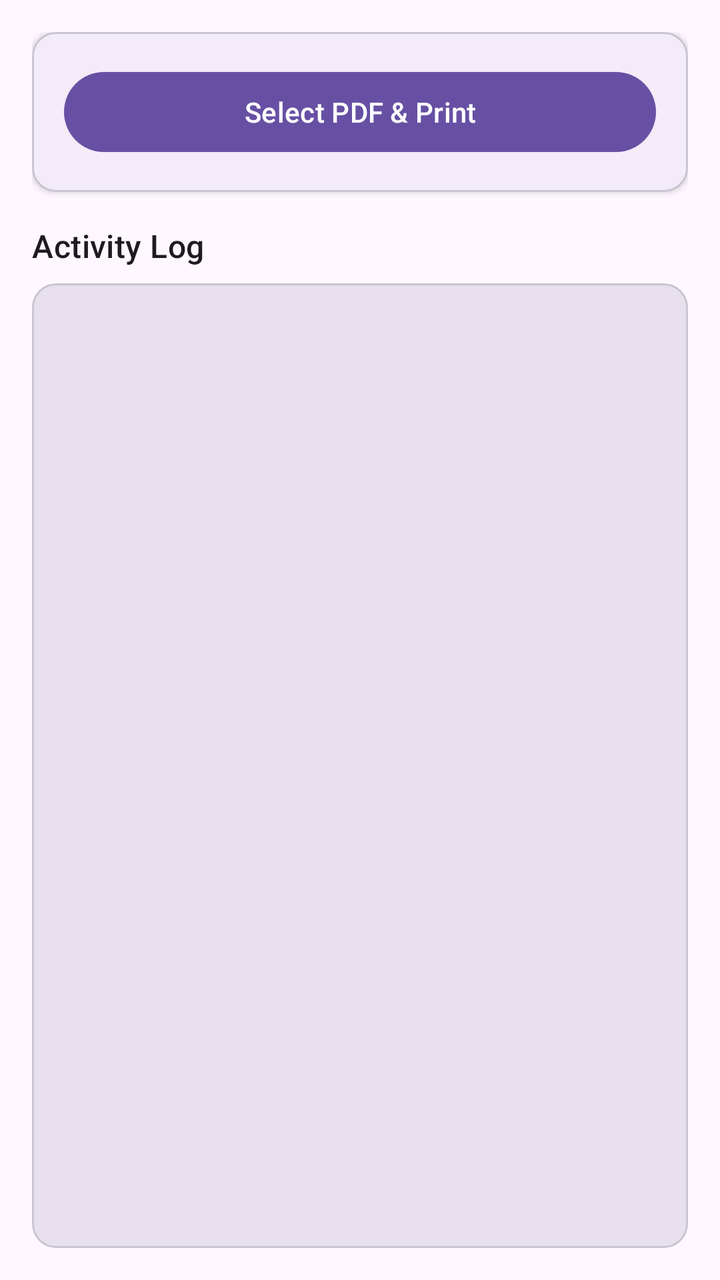
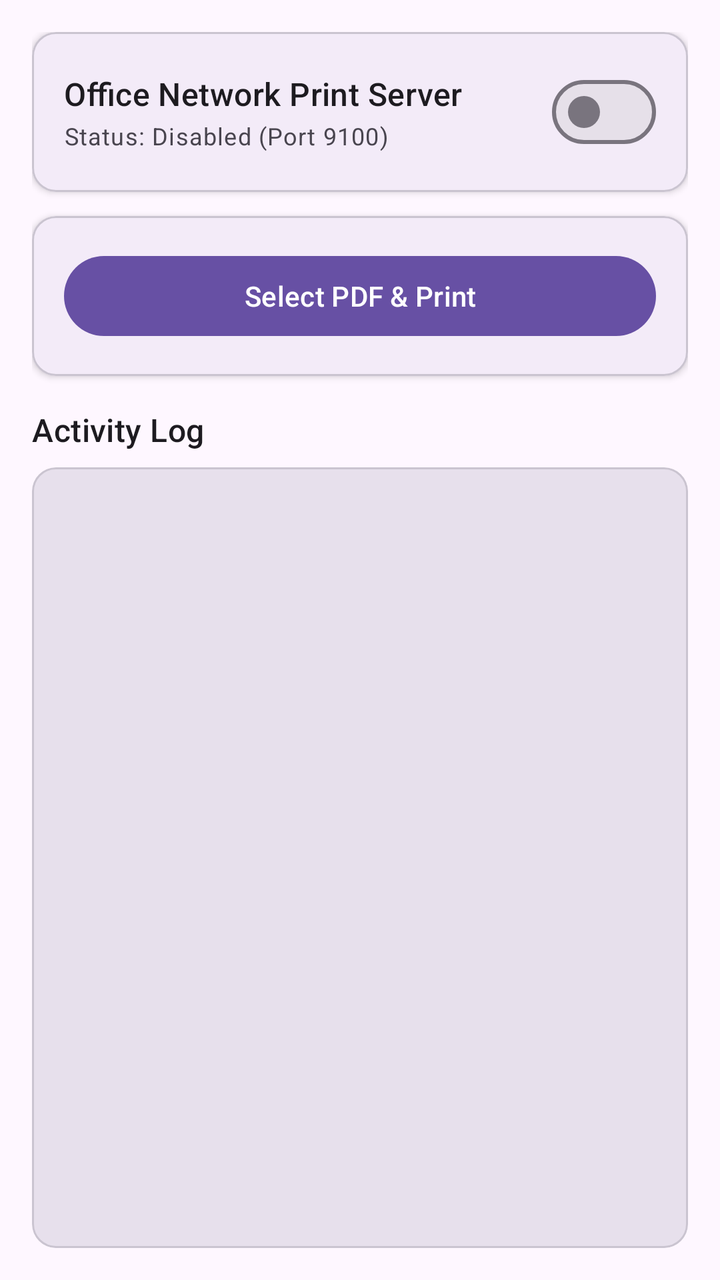

Compare the two renders of this Android layout. The source of the first and the diff that turns it into the second are given below.
<!-- AndroidManifest.xml: application theme Theme.RolloPrint -->
<!-- res/layout/activity_main.xml -->
<?xml version="1.0" encoding="utf-8"?>
<LinearLayout
    xmlns:android="http://schemas.android.com/apk/res/android"
    xmlns:app="http://schemas.android.com/apk/res-auto"
    xmlns:tools="http://schemas.android.com/tools"
    android:id="@+id/main"
    android:layout_width="match_parent"
    android:layout_height="match_parent"
    android:orientation="vertical"
    android:padding="16dp"
    android:background="?attr/colorSurface"
    tools:context=".MainActivity">

    <com.google.android.material.card.MaterialCardView
        android:id="@+id/cardTop"
        android:layout_width="match_parent"
        android:layout_height="wrap_content"
        android:layout_marginBottom="16dp"
        app:cardCornerRadius="12dp"
        app:cardElevation="2dp"
        app:strokeWidth="1dp"
        app:strokeColor="?attr/colorOutlineVariant">

        <LinearLayout
            android:layout_width="match_parent"
            android:layout_height="wrap_content"
            android:orientation="vertical"
            android:padding="16dp">

            <com.google.android.material.button.MaterialButton
                android:id="@+id/btnSelect"
                android:layout_width="match_parent"
                android:layout_height="wrap_content"
                android:text="@string/select_pdf_print" />
        </LinearLayout>
    </com.google.android.material.card.MaterialCardView>

    <TextView
        android:layout_width="wrap_content"
        android:layout_height="wrap_content"
        android:text="@string/logs_header"
        android:textAppearance="?attr/textAppearanceTitleMedium"
        android:textColor="?attr/colorOnSurface"
        android:layout_marginBottom="8dp" />

    <com.google.android.material.card.MaterialCardView
        android:layout_width="match_parent"
        android:layout_height="0dp"
        android:layout_weight="1"
        app:cardCornerRadius="12dp"
        app:cardElevation="0dp"
        app:strokeWidth="1dp"
        app:strokeColor="?attr/colorOutlineVariant">

        <ScrollView
            android:id="@+id/scrollView"
            android:layout_width="match_parent"
            android:layout_height="match_parent"
            android:background="?attr/colorSurfaceVariant"
            android:padding="8dp">

            <TextView
                android:id="@+id/tvLog"
                android:layout_width="match_parent"
                android:layout_height="wrap_content"
                android:fontFamily="monospace"
                android:text=""
                android:textColor="?attr/colorOnSurfaceVariant"
                android:textSize="12sp" />
        </ScrollView>
    </com.google.android.material.card.MaterialCardView>

</LinearLayout>
<!-- resources referenced by this layout -->
<resources>
  <string name="logs_header">Activity Log</string>
  <string name="select_pdf_print">Select PDF &amp; Print</string>
  <style name="Theme.RolloPrint" parent="Base.Theme.RolloPrint" />
  <style name="Base.Theme.RolloPrint" parent="Theme.Material3.DayNight.NoActionBar">
          
          <item name="android:windowLayoutInDisplayCutoutMode" tools:targetApi="p">shortEdges</item>
      </style>
</resources>

<!-- the commit's change to res/layout/activity_main.xml (unified diff, before → after) -->
@@ -10,6 +10,61 @@
     android:padding="16dp"
     android:background="?attr/colorSurface"
     tools:context=".MainActivity">
+
+    
+    <com.google.android.material.card.MaterialCardView
+        android:id="@+id/cardServer"
+        android:layout_width="match_parent"
+        android:layout_height="wrap_content"
+        android:layout_marginBottom="12dp"
+        app:cardCornerRadius="12dp"
+        app:cardElevation="2dp"
+        app:strokeWidth="1dp"
+        app:strokeColor="?attr/colorOutlineVariant">
+
+        <LinearLayout
+            android:layout_width="match_parent"
+            android:layout_height="wrap_content"
+            android:orientation="vertical"
+            android:padding="16dp">
+
+            <LinearLayout
+                android:layout_width="match_parent"
+                android:layout_height="wrap_content"
+                android:orientation="horizontal"
+                android:gravity="center_vertical">
+
+                <LinearLayout
+                    android:layout_width="0dp"
+                    android:layout_height="wrap_content"
+                    android:layout_weight="1"
+                    android:orientation="vertical">
+
+                    <TextView
+                        android:layout_width="wrap_content"
+                        android:layout_height="wrap_content"
+                        android:text="Office Network Print Server"
+                        android:textAppearance="?attr/textAppearanceTitleMedium"
+                        android:textColor="?attr/colorOnSurface" />
+
+                    <TextView
+                        android:id="@+id/tvServerStatus"
+                        android:layout_width="wrap_content"
+                        android:layout_height="wrap_content"
+                        android:text="Status: Disabled (Port 9100)"
+                        android:textAppearance="?attr/textAppearanceBodySmall"
+                        android:textColor="?attr/colorOnSurfaceVariant"
+                        android:layout_marginTop="2dp" />
+                </LinearLayout>
+
+                <com.google.android.material.materialswitch.MaterialSwitch
+                    android:id="@+id/switchServer"
+                    android:layout_width="wrap_content"
+                    android:layout_height="wrap_content" />
+            </LinearLayout>
+
+        </LinearLayout>
+    </com.google.android.material.card.MaterialCardView>
 
     <com.google.android.material.card.MaterialCardView
         android:id="@+id/cardTop"
